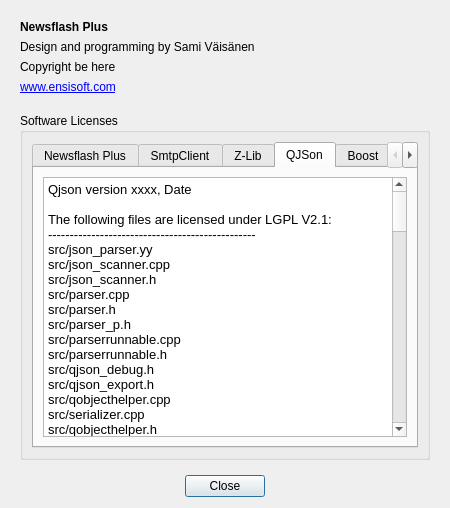
Old version of the form gui/dlgabout.ui in the repository ensisoft/newsflash-plus.
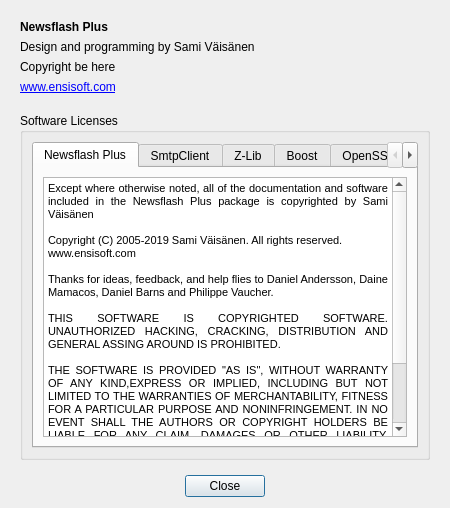
New version of the form. The open tabs and pages were chosen to show the change. Icons and pictures are not drawn.

Commit message:
Replace QJson parsing and serialization with Qt5's built-in JSON
Replace QJson parsing and serialization with Qt5's built-in JSON.

Diff of the .ui file:
```diff
--- a/gui/dlgabout.ui
+++ b/gui/dlgabout.ui
@@ -245,95 +245,6 @@
              </item>
             </layout>
            </widget>
-           <widget class="QWidget" name="tab_9">
-            <attribute name="title">
-             <string>QJSon</string>
-            </attribute>
-            <layout class="QVBoxLayout" name="verticalLayout_11">
-             <item>
-              <widget class="QTextEdit" name="textEdit_9">
-               <property name="html">
-                <string>&lt;!DOCTYPE HTML PUBLIC &quot;-//W3C//DTD HTML 4.0//EN&quot; &quot;http://www.w3.org/TR/REC-html40/strict.dtd&quot;&gt;
-&lt;html&gt;&lt;head&gt;&lt;meta name=&quot;qrichtext&quot; content=&quot;1&quot; /&gt;&lt;style type=&quot;text/css&quot;&gt;
-p, li { white-space: pre-wrap; }
-&lt;/style&gt;&lt;/head&gt;&lt;body style=&quot; font-family:'Sans Serif'; font-size:9pt; font-weight:400; font-style:normal;&quot;&gt;
-&lt;p style=&quot; margin-top:0px; margin-bottom:0px; margin-left:0px; margin-right:0px; -qt-block-indent:0; text-indent:0px;&quot;&gt;&lt;span style=&quot; font-family:'Cantarell'; font-size:10pt;&quot;&gt;Qjson version xxxx, Date&lt;/span&gt;&lt;/p&gt;
-&lt;p style=&quot; margin-top:0px; margin-bottom:0px; margin-left:0px; margin-right:0px; -qt-block-indent:0; text-indent:0px;&quot;&gt;&lt;span style=&quot; font-family:'Cantarell'; font-size:10pt;&quot;&gt; &lt;/span&gt;&lt;/p&gt;
-&lt;p style=&quot; margin-top:0px; margin-bottom:0px; margin-left:0px; margin-right:0px; -qt-block-indent:0; text-indent:0px;&quot;&gt;&lt;span style=&quot; font-family:'Cantarell'; font-size:10pt;&quot;&gt;The following files are licensed under LGPL V2.1:&lt;/span&gt;&lt;/p&gt;
-&lt;p style=&quot; margin-top:0px; margin-bottom:0px; margin-left:0px; margin-right:0px; -qt-block-indent:0; text-indent:0px;&quot;&gt;&lt;span style=&quot; font-family:'Cantarell'; font-size:10pt;&quot;&gt;------------------------------------------------&lt;/span&gt;&lt;/p&gt;
-&lt;p style=&quot; margin-top:0px; margin-bottom:0px; margin-left:0px; margin-right:0px; -qt-block-indent:0; text-indent:0px;&quot;&gt;&lt;span style=&quot; font-family:'Cantarell'; font-size:10pt;&quot;&gt;src/json_parser.yy&lt;/span&gt;&lt;/p&gt;
-&lt;p style=&quot; margin-top:0px; margin-bottom:0px; margin-left:0px; margin-right:0px; -qt-block-indent:0; text-indent:0px;&quot;&gt;&lt;span style=&quot; font-family:'Cantarell'; font-size:10pt;&quot;&gt;src/json_scanner.cpp&lt;/span&gt;&lt;/p&gt;
-&lt;p style=&quot; margin-top:0px; margin-bottom:0px; margin-left:0px; margin-right:0px; -qt-block-indent:0; text-indent:0px;&quot;&gt;&lt;span style=&quot; font-family:'Cantarell'; font-size:10pt;&quot;&gt;src/json_scanner.h&lt;/span&gt;&lt;/p&gt;
-&lt;p style=&quot; margin-top:0px; margin-bottom:0px; margin-left:0px; margin-right:0px; -qt-block-indent:0; text-indent:0px;&quot;&gt;&lt;span style=&quot; font-family:'Cantarell'; font-size:10pt;&quot;&gt;src/parser.cpp&lt;/span&gt;&lt;/p&gt;
-&lt;p style=&quot; margin-top:0px; margin-bottom:0px; margin-left:0px; margin-right:0px; -qt-block-indent:0; text-indent:0px;&quot;&gt;&lt;span style=&quot; font-family:'Cantarell'; font-size:10pt;&quot;&gt;src/parser.h&lt;/span&gt;&lt;/p&gt;
-&lt;p style=&quot; margin-top:0px; margin-bottom:0px; margin-left:0px; margin-right:0px; -qt-block-indent:0; text-indent:0px;&quot;&gt;&lt;span style=&quot; font-family:'Cantarell'; font-size:10pt;&quot;&gt;src/parser_p.h&lt;/span&gt;&lt;/p&gt;
-&lt;p style=&quot; margin-top:0px; margin-bottom:0px; margin-left:0px; margin-right:0px; -qt-block-indent:0; text-indent:0px;&quot;&gt;&lt;span style=&quot; font-family:'Cantarell'; font-size:10pt;&quot;&gt;src/parserrunnable.cpp&lt;/span&gt;&lt;/p&gt;
-&lt;p style=&quot; margin-top:0px; margin-bottom:0px; margin-left:0px; margin-right:0px; -qt-block-indent:0; text-indent:0px;&quot;&gt;&lt;span style=&quot; font-family:'Cantarell'; font-size:10pt;&quot;&gt;src/parserrunnable.h&lt;/span&gt;&lt;/p&gt;
-&lt;p style=&quot; margin-top:0px; margin-bottom:0px; margin-left:0px; margin-right:0px; -qt-block-indent:0; text-indent:0px;&quot;&gt;&lt;span style=&quot; font-family:'Cantarell'; font-size:10pt;&quot;&gt;src/qjson_debug.h&lt;/span&gt;&lt;/p&gt;
-&lt;p style=&quot; margin-top:0px; margin-bottom:0px; margin-left:0px; margin-right:0px; -qt-block-indent:0; text-indent:0px;&quot;&gt;&lt;span style=&quot; font-family:'Cantarell'; font-size:10pt;&quot;&gt;src/qjson_export.h&lt;/span&gt;&lt;/p&gt;
-&lt;p style=&quot; margin-top:0px; margin-bottom:0px; margin-left:0px; margin-right:0px; -qt-block-indent:0; text-indent:0px;&quot;&gt;&lt;span style=&quot; font-family:'Cantarell'; font-size:10pt;&quot;&gt;src/qobjecthelper.cpp&lt;/span&gt;&lt;/p&gt;
-&lt;p style=&quot; margin-top:0px; margin-bottom:0px; margin-left:0px; margin-right:0px; -qt-block-indent:0; text-indent:0px;&quot;&gt;&lt;span style=&quot; font-family:'Cantarell'; font-size:10pt;&quot;&gt;src/serializer.cpp&lt;/span&gt;&lt;/p&gt;
-&lt;p style=&quot; margin-top:0px; margin-bottom:0px; margin-left:0px; margin-right:0px; -qt-block-indent:0; text-indent:0px;&quot;&gt;&lt;span style=&quot; font-family:'Cantarell'; font-size:10pt;&quot;&gt;src/qobjecthelper.h&lt;/span&gt;&lt;/p&gt;
-&lt;p style=&quot; margin-top:0px; margin-bottom:0px; margin-left:0px; margin-right:0px; -qt-block-indent:0; text-indent:0px;&quot;&gt;&lt;span style=&quot; font-family:'Cantarell'; font-size:10pt;&quot;&gt;src/serializer.h&lt;/span&gt;&lt;/p&gt;
-&lt;p style=&quot; margin-top:0px; margin-bottom:0px; margin-left:0px; margin-right:0px; -qt-block-indent:0; text-indent:0px;&quot;&gt;&lt;span style=&quot; font-family:'Cantarell'; font-size:10pt;&quot;&gt;src/serializerrunnable.cpp&lt;/span&gt;&lt;/p&gt;
-&lt;p style=&quot; margin-top:0px; margin-bottom:0px; margin-left:0px; margin-right:0px; -qt-block-indent:0; text-indent:0px;&quot;&gt;&lt;span style=&quot; font-family:'Cantarell'; font-size:10pt;&quot;&gt;src/serializerrunnable.h&lt;/span&gt;&lt;/p&gt;
-&lt;p style=&quot; margin-top:0px; margin-bottom:0px; margin-left:0px; margin-right:0px; -qt-block-indent:0; text-indent:0px;&quot;&gt;&lt;span style=&quot; font-family:'Cantarell'; font-size:10pt;&quot;&gt;tests/cmdline_tester/cmdline_tester.cpp&lt;/span&gt;&lt;/p&gt;
-&lt;p style=&quot; margin-top:0px; margin-bottom:0px; margin-left:0px; margin-right:0px; -qt-block-indent:0; text-indent:0px;&quot;&gt;&lt;span style=&quot; font-family:'Cantarell'; font-size:10pt;&quot;&gt;tests/cmdline_tester/cmdlineparser.cpp&lt;/span&gt;&lt;/p&gt;
-&lt;p style=&quot; margin-top:0px; margin-bottom:0px; margin-left:0px; margin-right:0px; -qt-block-indent:0; text-indent:0px;&quot;&gt;&lt;span style=&quot; font-family:'Cantarell'; font-size:10pt;&quot;&gt;tests/cmdline_tester/cmdlineparser.h&lt;/span&gt;&lt;/p&gt;
-&lt;p style=&quot; margin-top:0px; margin-bottom:0px; margin-left:0px; margin-right:0px; -qt-block-indent:0; text-indent:0px;&quot;&gt;&lt;span style=&quot; font-family:'Cantarell'; font-size:10pt;&quot;&gt;tests/parser/testparser.cpp&lt;/span&gt;&lt;/p&gt;
-&lt;p style=&quot; margin-top:0px; margin-bottom:0px; margin-left:0px; margin-right:0px; -qt-block-indent:0; text-indent:0px;&quot;&gt;&lt;span style=&quot; font-family:'Cantarell'; font-size:10pt;&quot;&gt;tests/qobjecthelper/person.h&lt;/span&gt;&lt;/p&gt;
-&lt;p style=&quot; margin-top:0px; margin-bottom:0px; margin-left:0px; margin-right:0px; -qt-block-indent:0; text-indent:0px;&quot;&gt;&lt;span style=&quot; font-family:'Cantarell'; font-size:10pt;&quot;&gt;tests/qobjecthelper/testqobjecthelper.cpp&lt;/span&gt;&lt;/p&gt;
-&lt;p style=&quot; margin-top:0px; margin-bottom:0px; margin-left:0px; margin-right:0px; -qt-block-indent:0; text-indent:0px;&quot;&gt;&lt;span style=&quot; font-family:'Cantarell'; font-size:10pt;&quot;&gt;tests/serializer/testserializer.cpp&lt;/span&gt;&lt;/p&gt;
-&lt;p style=&quot;-qt-paragraph-type:empty; margin-top:0px; margin-bottom:0px; margin-left:0px; margin-right:0px; -qt-block-indent:0; text-indent:0px; font-family:'Cantarell'; font-size:10pt;&quot;&gt;&lt;br /&gt;&lt;/p&gt;
-&lt;p style=&quot; margin-top:0px; margin-bottom:0px; margin-left:0px; margin-right:0px; -qt-block-indent:0; text-indent:0px;&quot;&gt;&lt;span style=&quot; font-family:'Cantarell'; font-size:10pt;&quot;&gt; &lt;/span&gt;&lt;/p&gt;
-&lt;p style=&quot; margin-top:0px; margin-bottom:0px; margin-left:0px; margin-right:0px; -qt-block-indent:0; text-indent:0px;&quot;&gt;&lt;span style=&quot; font-family:'Cantarell'; font-size:10pt;&quot;&gt;The following files are licensed under GPL V2  with Bison Exception:&lt;/span&gt;&lt;/p&gt;
-&lt;p style=&quot; margin-top:0px; margin-bottom:0px; margin-left:0px; margin-right:0px; -qt-block-indent:0; text-indent:0px;&quot;&gt;&lt;span style=&quot; font-family:'Cantarell'; font-size:10pt;&quot;&gt;--------------------------------------------------------------------&lt;/span&gt;&lt;/p&gt;
-&lt;p style=&quot; margin-top:0px; margin-bottom:0px; margin-left:0px; margin-right:0px; -qt-block-indent:0; text-indent:0px;&quot;&gt;&lt;span style=&quot; font-family:'Cantarell'; font-size:10pt;&quot;&gt;/src/json_parser.cc&lt;/span&gt;&lt;/p&gt;
-&lt;p style=&quot; margin-top:0px; margin-bottom:0px; margin-left:0px; margin-right:0px; -qt-block-indent:0; text-indent:0px;&quot;&gt;&lt;span style=&quot; font-family:'Cantarell'; font-size:10pt;&quot;&gt;/src/stack.hh&lt;/span&gt;&lt;/p&gt;
-&lt;p style=&quot; margin-top:0px; margin-bottom:0px; margin-left:0px; margin-right:0px; -qt-block-indent:0; text-indent:0px;&quot;&gt;&lt;span style=&quot; font-family:'Cantarell'; font-size:10pt;&quot;&gt;/src/location.hh&lt;/span&gt;&lt;/p&gt;
-&lt;p style=&quot; margin-top:0px; margin-bottom:0px; margin-left:0px; margin-right:0px; -qt-block-indent:0; text-indent:0px;&quot;&gt;&lt;span style=&quot; font-family:'Cantarell'; font-size:10pt;&quot;&gt;/src/position.hh&lt;/span&gt;&lt;/p&gt;
-&lt;p style=&quot; margin-top:0px; margin-bottom:0px; margin-left:0px; margin-right:0px; -qt-block-indent:0; text-indent:0px;&quot;&gt;&lt;span style=&quot; font-family:'Cantarell'; font-size:10pt;&quot;&gt;/src/json_parser.hh&lt;/span&gt;&lt;/p&gt;
-&lt;p style=&quot; margin-top:0px; margin-bottom:0px; margin-left:0px; margin-right:0px; -qt-block-indent:0; text-indent:0px;&quot;&gt;&lt;span style=&quot; font-family:'Cantarell'; font-size:10pt;&quot;&gt; &lt;/span&gt;&lt;/p&gt;
-&lt;p style=&quot; margin-top:0px; margin-bottom:0px; margin-left:0px; margin-right:0px; -qt-block-indent:0; text-indent:0px;&quot;&gt;&lt;span style=&quot; font-family:'Cantarell'; font-size:10pt;&quot;&gt; &lt;/span&gt;&lt;/p&gt;
-&lt;p style=&quot; margin-top:0px; margin-bottom:0px; margin-left:0px; margin-right:0px; -qt-block-indent:0; text-indent:0px;&quot;&gt;&lt;span style=&quot; font-family:'Cantarell'; font-size:10pt;&quot;&gt;Copyrights:&lt;/span&gt;&lt;/p&gt;
-&lt;p style=&quot; margin-top:0px; margin-bottom:0px; margin-left:0px; margin-right:0px; -qt-block-indent:0; text-indent:0px;&quot;&gt;&lt;span style=&quot; font-family:'Cantarell'; font-size:10pt;&quot;&gt;----------&lt;/span&gt;&lt;/p&gt;
-&lt;p style=&quot; margin-top:0px; margin-bottom:0px; margin-left:0px; margin-right:0px; -qt-block-indent:0; text-indent:0px;&quot;&gt;&lt;span style=&quot; font-family:'Cantarell'; font-size:10pt;&quot;&gt;Copyright (C) 2002, 2003, 2004, 2005, 2006 Free Software Foundation, Inc.&lt;/span&gt;&lt;/p&gt;
-&lt;p style=&quot; margin-top:0px; margin-bottom:0px; margin-left:0px; margin-right:0px; -qt-block-indent:0; text-indent:0px;&quot;&gt;&lt;span style=&quot; font-family:'Cantarell'; font-size:10pt;&quot;&gt;Copyright (C) 2009 Flavio Castelli &amp;lt;flavio@castelli.name&amp;gt; 2009 Frank Osterfeld &amp;lt;osterfeld@kde.org&amp;gt;&lt;/span&gt;&lt;/p&gt;
-&lt;p style=&quot; margin-top:0px; margin-bottom:0px; margin-left:0px; margin-right:0px; -qt-block-indent:0; text-indent:0px;&quot;&gt;&lt;span style=&quot; font-family:'Cantarell'; font-size:10pt;&quot;&gt;Copyright (C) 2008 Flavio Castelli &amp;lt;flavio.castelli@gmail.com&amp;gt;&lt;/span&gt;&lt;/p&gt;
-&lt;p style=&quot; margin-top:0px; margin-bottom:0px; margin-left:0px; margin-right:0px; -qt-block-indent:0; text-indent:0px;&quot;&gt;&lt;span style=&quot; font-family:'Cantarell'; font-size:10pt;&quot;&gt;Copyright (C) 2009 Till Adam &amp;lt;adam@kde.org&amp;gt;&lt;/span&gt;&lt;/p&gt;
-&lt;p style=&quot; margin-top:0px; margin-bottom:0px; margin-left:0px; margin-right:0px; -qt-block-indent:0; text-indent:0px;&quot;&gt;&lt;span style=&quot; font-family:'Cantarell'; font-size:10pt;&quot;&gt;Copyright (C) 2009 Michael Leupold &amp;lt;lemma@confuego.org&amp;gt;&lt;/span&gt;&lt;/p&gt;
-&lt;p style=&quot; margin-top:0px; margin-bottom:0px; margin-left:0px; margin-right:0px; -qt-block-indent:0; text-indent:0px;&quot;&gt;&lt;span style=&quot; font-family:'Cantarell'; font-size:10pt;&quot;&gt;Copyright (C) 2009 Flavio Castelli &amp;lt;flavio@castelli.name&amp;gt;&lt;/span&gt;&lt;/p&gt;
-&lt;p style=&quot; margin-top:0px; margin-bottom:0px; margin-left:0px; margin-right:0px; -qt-block-indent:0; text-indent:0px;&quot;&gt;&lt;span style=&quot; font-family:'Cantarell'; font-size:10pt;&quot;&gt;Copyright (C) 2009 Frank Osterfeld &amp;lt;osterfeld@kde.org&amp;gt;&lt;/span&gt;&lt;/p&gt;
-&lt;p style=&quot; margin-top:0px; margin-bottom:0px; margin-left:0px; margin-right:0px; -qt-block-indent:0; text-indent:0px;&quot;&gt;&lt;span style=&quot; font-family:'Cantarell'; font-size:10pt;&quot;&gt;Copyright (C) 2009 Pino Toscano &amp;lt;pino@kde.org&amp;gt;&lt;/span&gt;&lt;/p&gt;
-&lt;p style=&quot; margin-top:0px; margin-bottom:0px; margin-left:0px; margin-right:0px; -qt-block-indent:0; text-indent:0px;&quot;&gt;&lt;span style=&quot; font-family:'Cantarell'; font-size:10pt;&quot;&gt;Copyright (C) 2010 Flavio Castelli &amp;lt;flavio@castelli.name&amp;gt;&lt;/span&gt;&lt;/p&gt;
-&lt;p style=&quot; margin-top:0px; margin-bottom:0px; margin-left:0px; margin-right:0px; -qt-block-indent:0; text-indent:0px;&quot;&gt;&lt;span style=&quot; font-family:'Cantarell'; font-size:10pt;&quot;&gt; &lt;/span&gt;&lt;/p&gt;
-&lt;p style=&quot; margin-top:0px; margin-bottom:0px; margin-left:0px; margin-right:0px; -qt-block-indent:0; text-indent:0px;&quot;&gt;&lt;span style=&quot; font-family:'Cantarell'; font-size:10pt;&quot;&gt; &lt;/span&gt;&lt;/p&gt;
-&lt;p style=&quot; margin-top:0px; margin-bottom:0px; margin-left:0px; margin-right:0px; -qt-block-indent:0; text-indent:0px;&quot;&gt;&lt;span style=&quot; font-family:'Cantarell'; font-size:10pt;&quot;&gt;GNU LESSER GENERAL PUBLIC LICENSE Version 2.1, February 1999:&lt;/span&gt;&lt;/p&gt;
-&lt;p style=&quot; margin-top:0px; margin-bottom:0px; margin-left:0px; margin-right:0px; -qt-block-indent:0; text-indent:0px;&quot;&gt;&lt;span style=&quot; font-family:'Cantarell'; font-size:10pt;&quot;&gt;-------------------------------------------------------------&lt;/span&gt;&lt;/p&gt;
-&lt;p style=&quot;-qt-paragraph-type:empty; margin-top:0px; margin-bottom:0px; margin-left:0px; margin-right:0px; -qt-block-indent:0; text-indent:0px; font-family:'Cantarell'; font-size:10pt;&quot;&gt;&lt;br /&gt;&lt;/p&gt;
-&lt;p style=&quot; margin-top:0px; margin-bottom:0px; margin-left:0px; margin-right:0px; -qt-block-indent:0; text-indent:0px;&quot;&gt;&lt;span style=&quot; font-family:'Cantarell'; font-size:10pt;&quot;&gt;Checkout COPYING.lib&lt;/span&gt;&lt;/p&gt;
-&lt;p style=&quot; margin-top:0px; margin-bottom:0px; margin-left:0px; margin-right:0px; -qt-block-indent:0; text-indent:0px;&quot;&gt;&lt;span style=&quot; font-family:'Cantarell'; font-size:10pt;&quot;&gt; &lt;/span&gt;&lt;/p&gt;
-&lt;p style=&quot; margin-top:0px; margin-bottom:0px; margin-left:0px; margin-right:0px; -qt-block-indent:0; text-indent:0px;&quot;&gt;&lt;span style=&quot; font-family:'Cantarell'; font-size:10pt;&quot;&gt; &lt;/span&gt;&lt;/p&gt;
-&lt;p style=&quot; margin-top:0px; margin-bottom:0px; margin-left:0px; margin-right:0px; -qt-block-indent:0; text-indent:0px;&quot;&gt;&lt;span style=&quot; font-family:'Cantarell'; font-size:10pt;&quot;&gt;GPL V2 with Bison Exception:&lt;/span&gt;&lt;/p&gt;
-&lt;p style=&quot; margin-top:0px; margin-bottom:0px; margin-left:0px; margin-right:0px; -qt-block-indent:0; text-indent:0px;&quot;&gt;&lt;span style=&quot; font-family:'Cantarell'; font-size:10pt;&quot;&gt;----------------------------&lt;/span&gt;&lt;/p&gt;
-&lt;p style=&quot; margin-top:0px; margin-bottom:0px; margin-left:0px; margin-right:0px; -qt-block-indent:0; text-indent:0px;&quot;&gt;&lt;span style=&quot; font-family:'Cantarell'; font-size:10pt;&quot;&gt;Copyright (C) 2002, 2003, 2004, 2005, 2006 Free Software Foundation, Inc.&lt;/span&gt;&lt;/p&gt;
-&lt;p style=&quot;-qt-paragraph-type:empty; margin-top:0px; margin-bottom:0px; margin-left:0px; margin-right:0px; -qt-block-indent:0; text-indent:0px; font-family:'Cantarell'; font-size:10pt;&quot;&gt;&lt;br /&gt;&lt;/p&gt;
-&lt;p style=&quot; margin-top:0px; margin-bottom:0px; margin-left:0px; margin-right:0px; -qt-block-indent:0; text-indent:0px;&quot;&gt;&lt;span style=&quot; font-family:'Cantarell'; font-size:10pt;&quot;&gt;This program is free software; you can redistribute it and/or modify it under the terms of the GNU General Public License as published by the Free Software Foundation; either version 2, or (at your option) any later version.&lt;/span&gt;&lt;/p&gt;
-&lt;p style=&quot;-qt-paragraph-type:empty; margin-top:0px; margin-bottom:0px; margin-left:0px; margin-right:0px; -qt-block-indent:0; text-indent:0px; font-family:'Cantarell'; font-size:10pt;&quot;&gt;&lt;br /&gt;&lt;/p&gt;
-&lt;p style=&quot; margin-top:0px; margin-bottom:0px; margin-left:0px; margin-right:0px; -qt-block-indent:0; text-indent:0px;&quot;&gt;&lt;span style=&quot; font-family:'Cantarell'; font-size:10pt;&quot;&gt;This program is distributed in the hope that it will be useful,but WITHOUT ANY WARRANTY; without even the implied warranty of MERCHANTABILITY or FITNESS FOR A PARTICULAR PURPOSE.  See the GNU General Public License for more details.&lt;/span&gt;&lt;/p&gt;
-&lt;p style=&quot;-qt-paragraph-type:empty; margin-top:0px; margin-bottom:0px; margin-left:0px; margin-right:0px; -qt-block-indent:0; text-indent:0px; font-family:'Cantarell'; font-size:10pt;&quot;&gt;&lt;br /&gt;&lt;/p&gt;
-&lt;p style=&quot; margin-top:0px; margin-bottom:0px; margin-left:0px; margin-right:0px; -qt-block-indent:0; text-indent:0px;&quot;&gt;&lt;span style=&quot; font-family:'Cantarell'; font-size:10pt;&quot;&gt;You should have received a copy of the GNU General Public License along with this program; if not, write to the Free Software Foundation, Inc., 51 Franklin Street, Fifth Floor, Boston, MA 02110-1301, USA.&lt;/span&gt;&lt;/p&gt;
-&lt;p style=&quot;-qt-paragraph-type:empty; margin-top:0px; margin-bottom:0px; margin-left:0px; margin-right:0px; -qt-block-indent:0; text-indent:0px; font-family:'Cantarell'; font-size:10pt;&quot;&gt;&lt;br /&gt;&lt;/p&gt;
-&lt;p style=&quot; margin-top:0px; margin-bottom:0px; margin-left:0px; margin-right:0px; -qt-block-indent:0; text-indent:0px;&quot;&gt;&lt;span style=&quot; font-family:'Cantarell'; font-size:10pt;&quot;&gt;As a special exception, you may create a larger work that contains part or all of the Bison parser skeleton and distribute that work under terms of your choice, so long as that work isn't itself a parser generator using the skeleton or a modified version thereof as a parser skeleton.  Alternatively, if you modify or redistribute the parser skeleton itself, you may (at your option) remove this special exception, which will cause the skeleton and the resulting Bison output files to be licensed under the GNU General Public License without this special exception.&lt;/span&gt;&lt;/p&gt;
-&lt;p style=&quot;-qt-paragraph-type:empty; margin-top:0px; margin-bottom:0px; margin-left:0px; margin-right:0px; -qt-block-indent:0; text-indent:0px; font-family:'Cantarell'; font-size:10pt;&quot;&gt;&lt;br /&gt;&lt;/p&gt;
-&lt;p style=&quot; margin-top:0px; margin-bottom:0px; margin-left:0px; margin-right:0px; -qt-block-indent:0; text-indent:0px;&quot;&gt;&lt;span style=&quot; font-family:'Cantarell'; font-size:10pt;&quot;&gt;This special exception was added by the Free Software Foundation in version 2.2 of Bison.&lt;/span&gt;&lt;/p&gt;
-&lt;p style=&quot;-qt-paragraph-type:empty; margin-top:0px; margin-bottom:0px; margin-left:0px; margin-right:0px; -qt-block-indent:0; text-indent:0px; font-family:'Cantarell'; font-size:10pt;&quot;&gt;&lt;br /&gt;&lt;/p&gt;
-&lt;p style=&quot;-qt-paragraph-type:empty; margin-top:0px; margin-bottom:0px; margin-left:0px; margin-right:0px; -qt-block-indent:0; text-indent:0px; font-family:'Cantarell'; font-size:10pt;&quot;&gt;&lt;br /&gt;&lt;/p&gt;&lt;/body&gt;&lt;/html&gt;</string>
-               </property>
-              </widget>
-             </item>
-            </layout>
-           </widget>
            <widget class="QWidget" name="tab_2">
             <attribute name="title">
              <string>Boost</string>
```
The commit also changes 67 other files.
